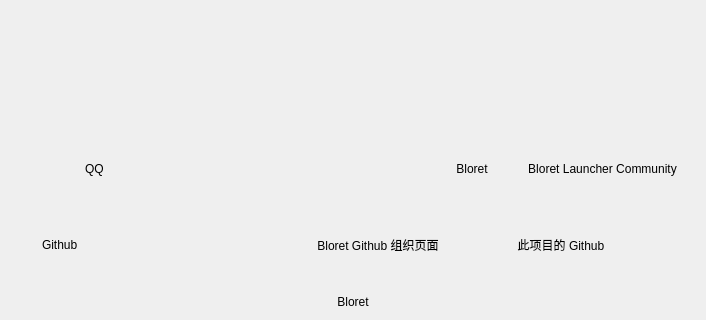
This is ui/info.ui in BloretCrew/Bloret-Launcher as Qt 5 draws it before an edit; both pictures show x 0 to 706 and y 270 to 590 of the 706 by 590 pixel window. The edited form follows.
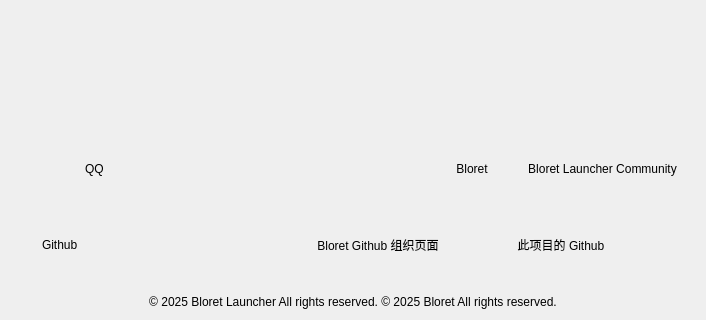
This is the edited form. Icons and pictures are not drawn. Custom widgets are drawn as their Qt base class.

What changed in the file:
```diff
--- a/ui/info.ui
+++ b/ui/info.ui
@@ -351,7 +351,7 @@
    <item>
     <widget class="CaptionLabel" name="CaptionLabel_2">
      <property name="text">
-      <string>Bloret</string>
+      <string>© 2025 Bloret Launcher All rights reserved. © 2025 Bloret All rights reserved.</string>
      </property>
      <property name="alignment">
       <set>Qt::AlignCenter</set>
```
